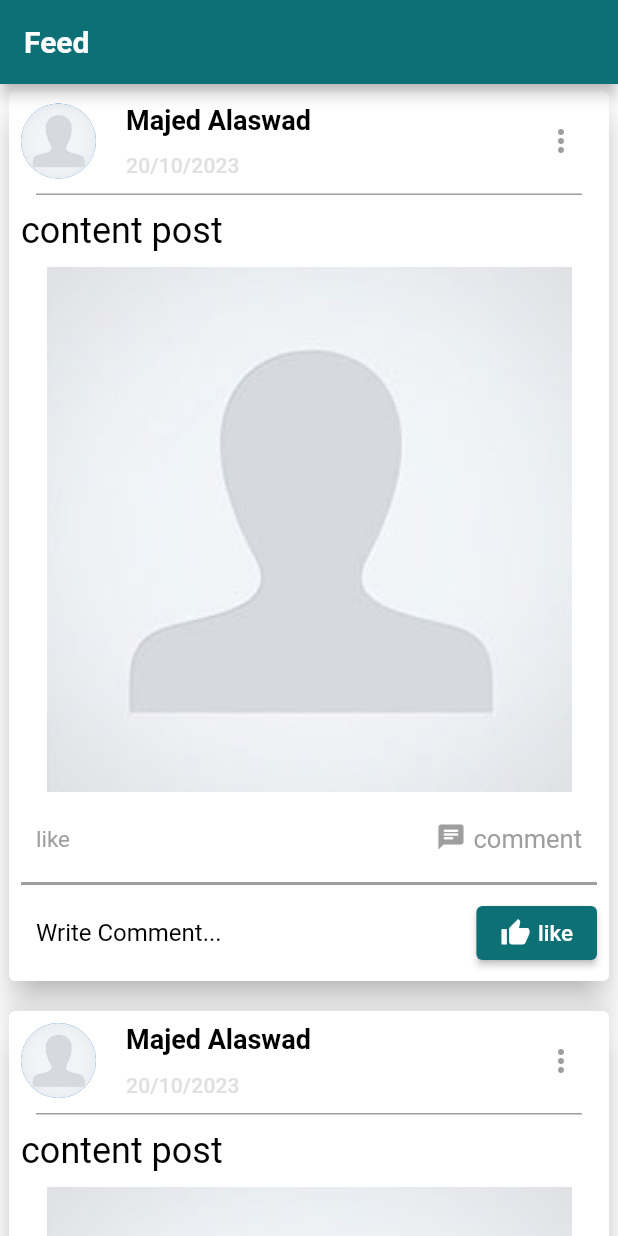
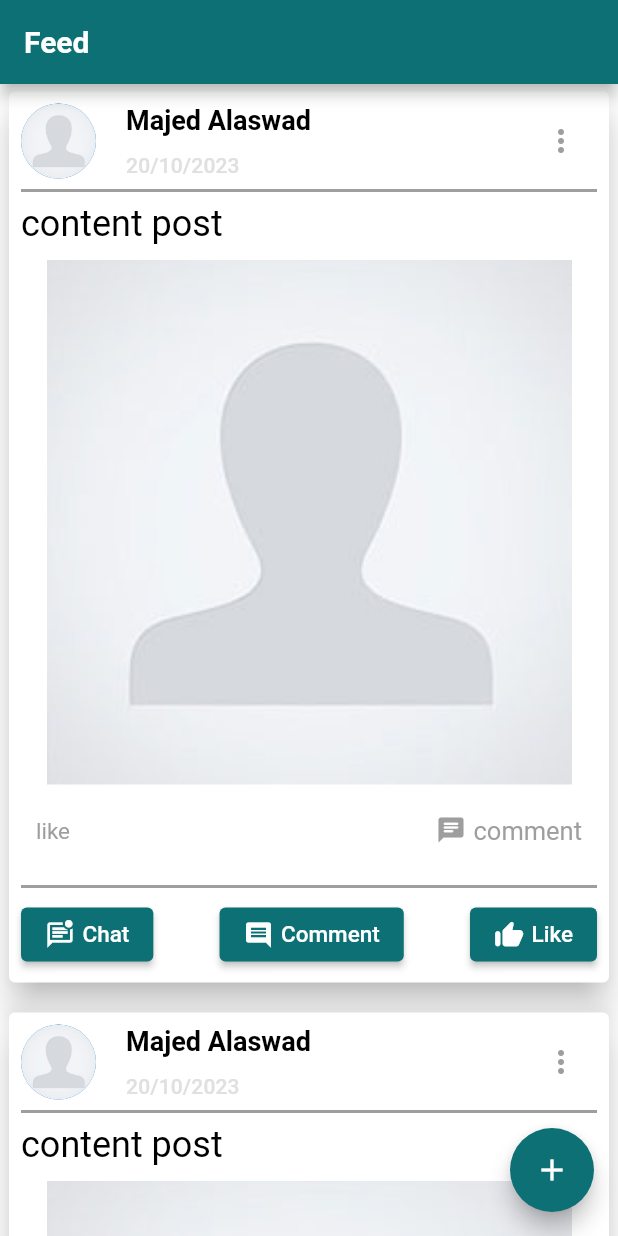
Before and after one commit to Majed-alaswad9/socialApp-tdd, a Flutter app: the FeedPage screen opened directly, on a phone screen of 412 x 824 dp. Run offline on Flutter 3.47's test engine with Material 2 defaults, Android fonts, the phone set to English and light mode, and no system bars; our stand-ins replace bloc, cloud_firestore, conditional_builder_null_safety, dartz, equatable, firebase_auth and 5 more; accounts and stored records are empty.

Commit message:
add some features

```diff
--- a/lib/features/posts/presentation/pages/feed_page.dart
+++ b/lib/features/posts/presentation/pages/feed_page.dart
@@ -1,9 +1,7 @@
 import 'package:flutter/material.dart';
-import 'package:social_app_tdd/core/widget/build_popup_menu_buuton_widget.dart';
+import 'package:social_app_tdd/core/theme.dart';
+import 'package:social_app_tdd/features/posts/presentation/pages/add_post_page.dart';
 import 'package:social_app_tdd/features/posts/presentation/widgets/build_feed_page_widget.dart';
-
-import '../../../../core/theme.dart';
-import '../../../../core/widget/message_display_widget.dart';
 
 class FeedPage extends StatelessWidget {
   const FeedPage({Key? key}) : super(key: key);
@@ -15,6 +13,14 @@ class FeedPage extends StatelessWidget {
         title: Text('Feed'),
       ),
       body: _buildBody(),
+      floatingActionButton: FloatingActionButton(
+        onPressed: () {
+          Navigator.push(
+              context, MaterialPageRoute(builder: (_) => AddPostPage()));
+        },
+        backgroundColor: primaryColor,
+        child: Icon(Icons.add),
+      ),
     );
   }
 
--- a/lib/features/posts/presentation/widgets/build_feed_page_widget.dart
+++ b/lib/features/posts/presentation/widgets/build_feed_page_widget.dart
@@ -1,9 +1,9 @@
-import 'package:flutter/cupertino.dart';
 import 'package:flutter/material.dart';
+import 'package:social_app_tdd/core/util/snackbar_message.dart';
+import 'package:social_app_tdd/features/posts/presentation/widgets/elevated_button_widget.dart';
 
 import '../../../../core/theme.dart';
-import '../../../../core/widget/build_popup_menu_buuton_widget.dart';
-import '../../../../core/widget/message_display_widget.dart';
+import '../../../../core/widget/build_popup_menu_button_widget.dart';
 
 class BuildFeedPageWidget extends StatelessWidget {
   const BuildFeedPageWidget({Key? key}) : super(key: key);
@@ -52,13 +52,9 @@ class BuildFeedPageWidget extends StatelessWidget {
                     const BuildPopupMenuBottom()
                   ],
                 ),
-                Padding(
-                  padding: const EdgeInsets.all(10.0),
-                  child: Container(
-                    width: double.infinity,
-                    height: 1,
-                    color: Colors.grey,
-                  ),
+                const Divider(
+                  color: Colors.grey,
+                  thickness: 2,
                 ),
                 Text(
                   'content post',
@@ -94,49 +90,8 @@ class BuildFeedPageWidget extends StatelessWidget {
                           child: InkWell(
                             highlightColor: primaryColor,
                             onTap: () {
-                              const MessageDisplayWidget(
-                                message: "just a second",
-                              );
-                              // PurpleBookCubit.get(context)
-                              //     .getLikesPost(id: feed.posts![index].sId!)
-                              //     .then((value) {
-                              //   showModalBottomSheet(
-                              //     context: contexts,
-                              //     isScrollControlled: true,
-                              //     shape: const RoundedRectangleBorder(
-                              //         borderRadius: BorderRadius.vertical(
-                              //             top: Radius.circular(20))),
-                              //     builder: (context) => ConditionalBuilder(
-                              //       condition: PurpleBookCubit.get(contexts)
-                              //           .likeModule!
-                              //           .users!
-                              //           .isNotEmpty,
-                              //       builder: (context) => ListView.separated(
-                              //           shrinkWrap: true,
-                              //           physics:
-                              //               const NeverScrollableScrollPhysics(),
-                              //           itemBuilder: (context, index) =>
-                              //               buildBottomSheet(
-                              //                   PurpleBookCubit.get(contexts)
-                              //                       .likeModule!,
-                              //                   index,
-                              //                   contexts),
-                              //           separatorBuilder: (context, index) =>
-                              //               const SizedBox(
-                              //                 height: 10,
-                              //               ),
-                              //           itemCount: PurpleBookCubit.get(contexts)
-                              //               .likeModule!
-                              //               .users!
-                              //               .length),
-                              //       fallback: (context) => const Center(
-                              //           child: Text(
-                              //         'Not Likes Yet',
-                              //         style: TextStyle(fontSize: 25),
-                              //       )),
-                              //     ),
-                              //   );
-                              // });
+                              SnackBarMessage().snackBarMessageSuccess(
+                                  context, 'Just a Second');
                             },
                             child: Text(
                               'like',
@@ -154,15 +109,7 @@ class BuildFeedPageWidget extends StatelessWidget {
                           child: SizedBox(
                             height: 30,
                             child: InkWell(
-                              onTap: () {
-                                // navigatorPush(
-                                //     context: contexts,
-                                //     widget: ViewPostScreen(
-                                //       id: feed.posts![index].sId!,
-                                //       addComment: false,
-                                //       isFocus: false,
-                                //     ));
-                              },
+                              onTap: () {},
                               child: Row(
                                 mainAxisAlignment: MainAxisAlignment.end,
                                 children: [
@@ -191,77 +138,24 @@ class BuildFeedPageWidget extends StatelessWidget {
                     ],
                   ),
                 ),
-                Padding(
-                  padding: const EdgeInsets.only(bottom: 8.0),
-                  child: Container(
-                    width: double.infinity,
-                    height: 2,
-                    color: Colors.grey,
-                  ),
+                const Divider(
+                  color: Colors.grey,
+                  thickness: 2,
                 ),
                 Row(
+                  mainAxisAlignment: MainAxisAlignment.spaceBetween,
                   crossAxisAlignment: CrossAxisAlignment.center,
                   children: [
-                    Expanded(
-                      child: InkWell(
-                        child: Container(
-                          padding: const EdgeInsets.all(10),
-                          height: 40,
-                          decoration: const BoxDecoration(
-                              // color: MainCubit.get(contexts).isDark
-                              //     ? Colors.grey.shade500
-                              //     : Colors.grey.shade200,
-                              borderRadius:
-                                  BorderRadius.all(Radius.circular(15))),
-                          child: Text(
-                            'Write Comment...',
-                            style: Theme.of(context).textTheme.titleMedium,
-                          ),
-                        ),
-                        onTap: () {
-                          // navigatorPush(
-                          //     context: contexts,
-                          //     widget: ViewPostScreen(
-                          //       id: feed.posts![index].sId!,
-                          //       addComment: true,
-                          //       isFocus: false,
-                          //     ));
-                        },
-                      ),
-                    ),
-                    const SizedBox(
-                      width: 10,
-                    ),
-                    ElevatedButton(
-                        style: ButtonStyle(backgroundColor:
-                            MaterialStateColor.resolveWith((states) {
-                          if (states.isEmpty) return primaryColor;
-                          return secondaryColor;
-                        })),
-                        onPressed: () {},
-                        child: Row(
-                          children: const [
-                            Icon(
-                              Icons.thumb_up,
-                              size: 20,
-                              //  color:
-                              // PurpleBookCubit.get(contexts).isLikePost![index]
-                              //     ? const Color(0xFF6823D0)
-                              //     : Colors.grey,
-                            ),
-                            SizedBox(
-                              width: 5,
-                            ),
-                            Text('like',
-                                style: TextStyle(
-                                  fontSize: 15,
-                                  // color: PurpleBookCubit.get(contexts)
-                                  //         .isLikePost![index]
-                                  //     ? const Color(0xFF6823D0)
-                                  //     : Colors.grey,
-                                ))
-                          ],
-                        ))
+                    ElevatedButtonWidget(
+                        onPress: () {},
+                        txt: 'Chat',
+                        icon: Icons.mark_unread_chat_alt_outlined),
+                    ElevatedButtonWidget(
+                        onPress: () {}, txt: 'Comment', icon: Icons.comment),
+                    ElevatedButtonWidget(
+                        onPress: () {},
+                        txt: 'Like',
+                        icon: Icons.thumb_up_alt_rounded),
                   ],
                 )
               ],
@@ -269,7 +163,7 @@ class BuildFeedPageWidget extends StatelessWidget {
           ),
         ),
       ),
-      separatorBuilder: (BuildContext context, int index) => SizedBox(
+      separatorBuilder: (BuildContext context, int index) => const SizedBox(
         height: 10,
       ),
     );
--- /dev/null
+++ b/lib/features/posts/presentation/widgets/elevated_button_widget.dart
@@ -0,0 +1,46 @@
+import 'package:flutter/material.dart';
+
+import '../../../../core/theme.dart';
+
+class ElevatedButtonWidget extends StatelessWidget {
+  const ElevatedButtonWidget(
+      {Key? key, required this.onPress, required this.txt, required this.icon})
+      : super(key: key);
+  final void Function() onPress;
+  final String txt;
+  final IconData icon;
+
+  @override
+  Widget build(BuildContext context) {
+    return ElevatedButton(
+        style: ButtonStyle(
+            backgroundColor: MaterialStateColor.resolveWith((states) {
+          if (states.isEmpty) return primaryColor;
+          return secondaryColor;
+        })),
+        onPressed: onPress,
+        child: Row(
+          children: [
+            Icon(
+              icon,
+              size: 20,
+              //  color:
+              // PurpleBookCubit.get(contexts).isLikePost![index]
+              //     ? const Color(0xFF6823D0)
+              //     : Colors.grey,
+            ),
+            const SizedBox(
+              width: 5,
+            ),
+            Text(txt,
+                style: const TextStyle(
+                  fontSize: 15,
+                  // color: PurpleBookCubit.get(contexts)
+                  //         .isLikePost![index]
+                  //     ? const Color(0xFF6823D0)
+                  //     : Colors.grey,
+                ))
+          ],
+        ));
+  }
+}
```
Also changed, not shown: lib/features/posts/presentation/pages/add_post_page.dart (added, +31 -0 lines), lib/features/posts/presentation/widgets/build_add_post_widget.dart (added, +91 -0 lines), lib/core/widget/build_popup_menu_button_widget.dart (renamed from lib/core/widget/build_popup_menu_buuton_widget.dart).
